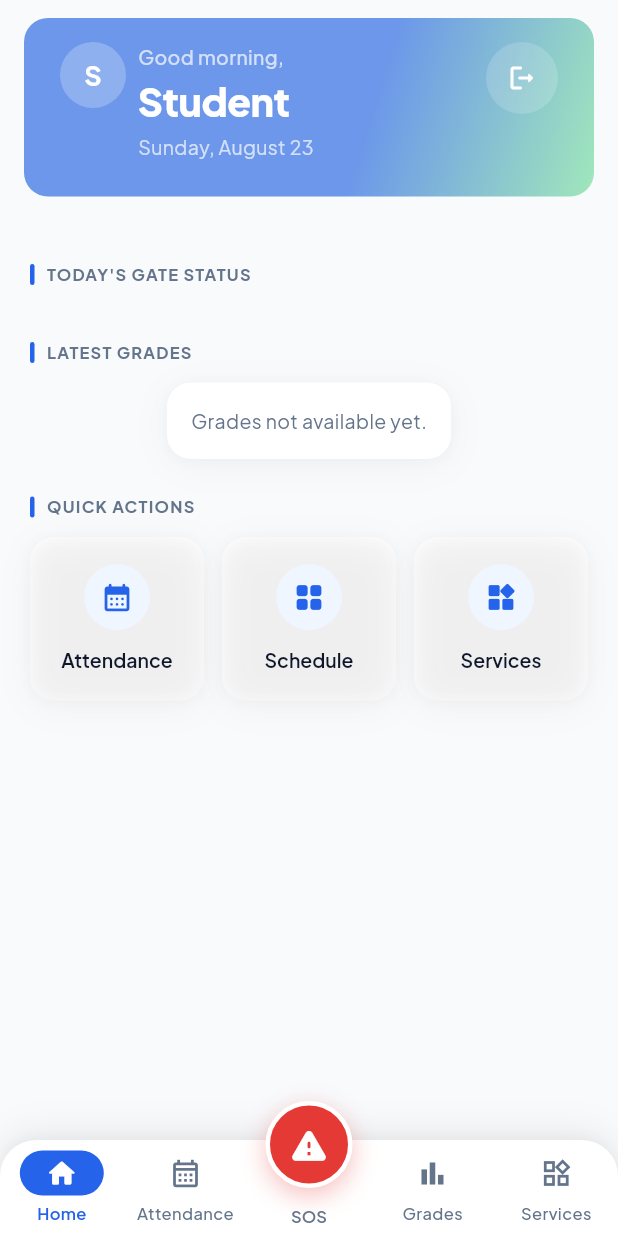
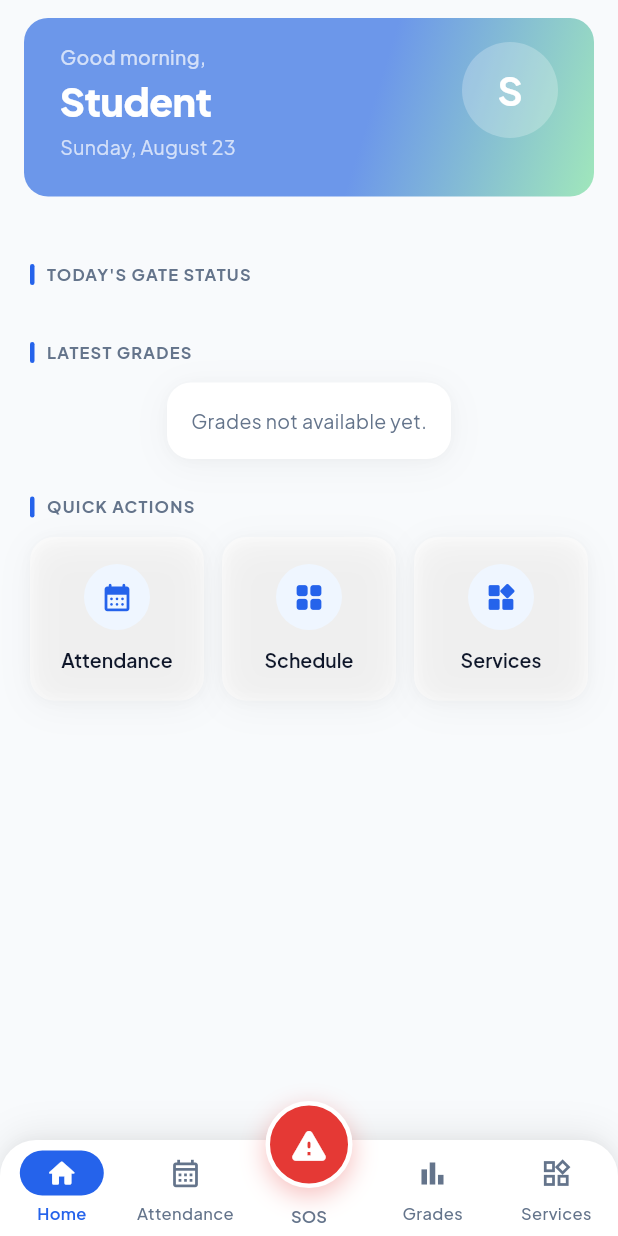
Before and after one commit to junloutordos/bugsaymis-mobile, a Flutter app: the StudentDashboardScreen screen opened by its route, on a phone screen of 412 x 824 dp. Run offline on Flutter 3.47's test engine with Material 3 defaults, Android fonts, the phone set to English and light mode, and no system bars; our stand-ins replace barcode_widget, cached_network_image, dio, firebase_core, firebase_messaging, fl_chart and 10 more; missing offline and left inert: mobile_scanner, screen_brightness; accounts and stored records are empty; network calls fail.

Commit message:
feat(student): move the hero avatar to the trailing slot and enlarge it
Swaps the avatar from HeroHeader.leading to the new trailingAction slot
(where the sign-out icon button used to sit) and drops that sign-out
button — it's redundant with the Sign out entry already on the Services
tab's Account section. Avatar bumped 44px -> 64px per direct feedback.

Co-Authored-By: Claude Sonnet 5 <noreply@anthropic.com>
Claude-Session: https://claude.ai/code/session_013gZVfRHGeTDJdN2w7fqBmT

```diff
--- a/lib/src/features/student/student_dashboard_screen.dart
+++ b/lib/src/features/student/student_dashboard_screen.dart
@@ -46,19 +46,13 @@ class StudentDashboardScreen extends ConsumerWidget {
           padding: EdgeInsets.zero,
           children: [
             HeroHeader(
-              leading: _HeroAvatar(
+              trailingAction: _HeroAvatar(
                 firstName: firstName,
                 hasPhoto: profile.valueOrNull?.hasPhoto ?? false,
               ),
               greeting: greeting,
               name: firstName,
               subtitle: dateStr,
-              actionIcon: Icons.logout_rounded,
-              actionTooltip: 'Sign out',
-              onActionTap: () async {
-                await ref.read(authStateProvider.notifier).logout();
-                if (context.mounted) context.go('/login');
-              },
               onTap: () => context.push('/profile'),
               trailing: _dashboardHeroTrailing(today, profile),
             ),
@@ -150,7 +144,7 @@ class StudentDashboardScreen extends ConsumerWidget {
 /// line (if the profile is loaded) — replaces the old standalone
 /// _ProfileCard, whose name/avatar were redundant with the greeting
 /// HeroHeader already shows large above this (the photo avatar now lives
-/// in HeroHeader.leading instead, so it isn't redundant).
+/// in HeroHeader.trailingAction instead, so it isn't redundant).
 Widget? _dashboardHeroTrailing(
   AsyncValue<StudentTodaySummary> today,
   AsyncValue<StudentProfile> profile,
@@ -202,13 +196,13 @@ class _HeroAvatar extends StatelessWidget {
       child: Text(
         firstName.isNotEmpty ? firstName[0].toUpperCase() : '?',
         style: AppTextStyles.custom(
-            fontSize: 18, fontWeight: FontWeight.w700, color: Colors.white),
+            fontSize: 26, fontWeight: FontWeight.w700, color: Colors.white),
       ),
     );
 
     return Container(
-      width: 44,
-      height: 44,
+      width: 64,
+      height: 64,
       decoration: const BoxDecoration(color: Colors.white24, shape: BoxShape.circle),
       clipBehavior: Clip.antiAlias,
       child: hasPhoto ? StudentPhotoImage(child: fallback) : fallback,
```
